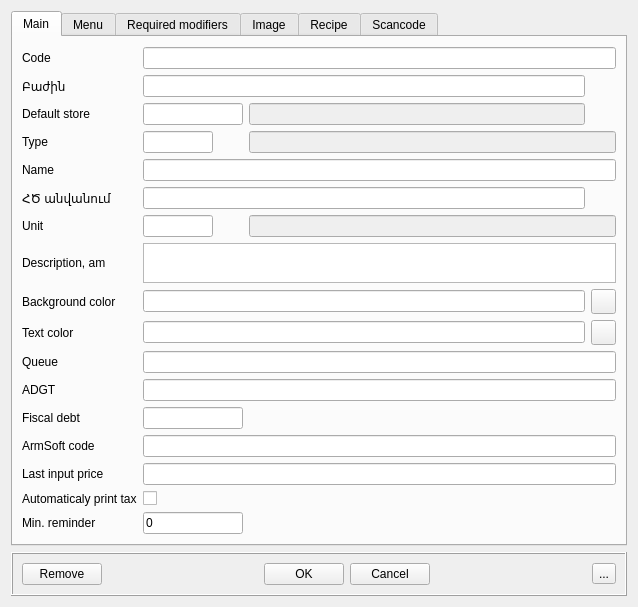
Qt form RowEditor/rerestdish.ui (End1-1/Resort-2) before a commit.
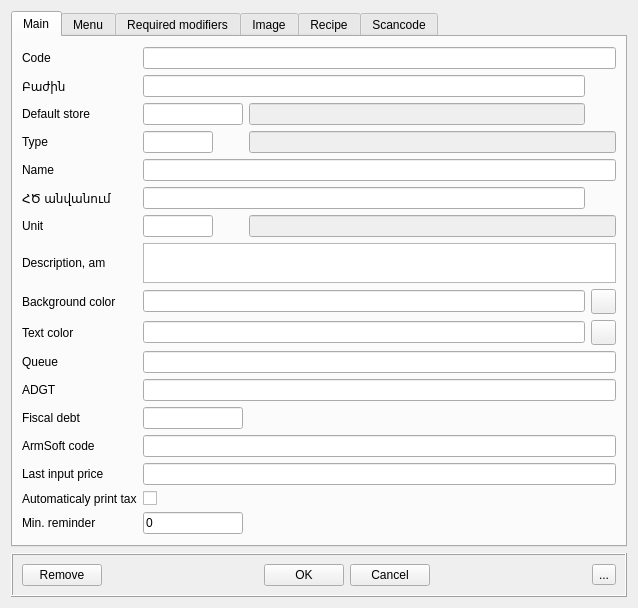
The same form after that commit. Icons and pictures are not drawn. Custom widgets are drawn as their Qt base class.

What changed in the file:
```diff
--- a/RowEditor/rerestdish.ui
+++ b/RowEditor/rerestdish.ui
@@ -7,7 +7,7 @@
     <x>0</x>
     <y>0</y>
     <width>638</width>
-    <height>549</height>
+    <height>608</height>
    </rect>
   </property>
   <property name="windowTitle">
```
Left out of the diff: 6 changed lines with no effect on the pictures.
